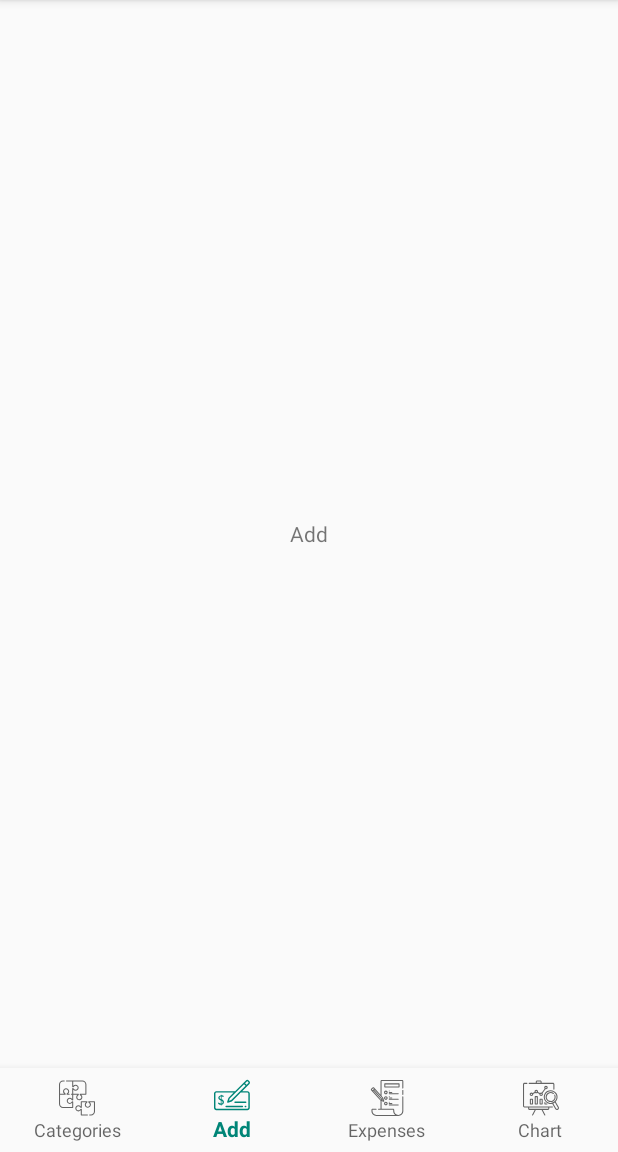
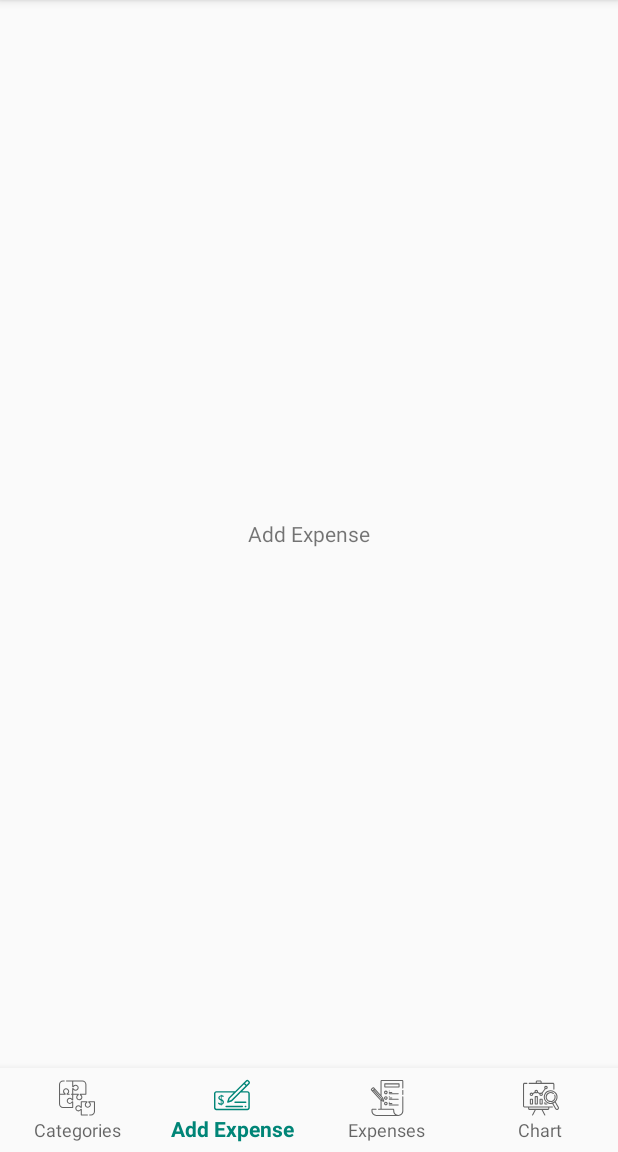
Before and after one commit to antHogis/meno, an Android app: the screen it shows after launch (MainActivity), item 2 of the bottom bar chosen, on a phone screen of 412 x 824 dp, the part 84-1236 px from its top. Run offline under Robolectric (Android 15) with nearby library versions, the phone set to English and light mode, and no system bars.

Commit message:
Change value of strings/title_add_expense

```diff
--- a/app/src/main/res/values/strings.xml
+++ b/app/src/main/res/values/strings.xml
@@ -1,7 +1,8 @@
 <resources>
     <string name="app_name">Meno</string>
-    <string name="title_add_expense">Add</string>
+    <string name="title_add_expense">Add Expense</string>
     <string name="title_categories">Categories</string>
     <string name="title_expense_list">Expenses</string>
     <string name="title_chart">Chart</string>
+    <string name="hint_category">Category</string>
 </resources>
```
